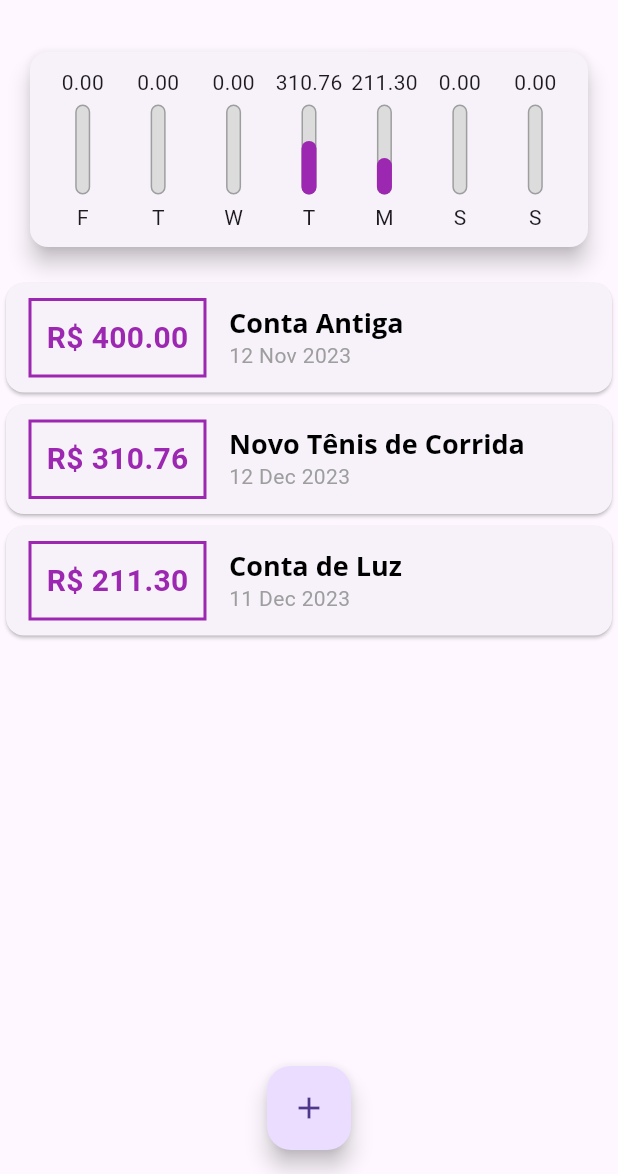
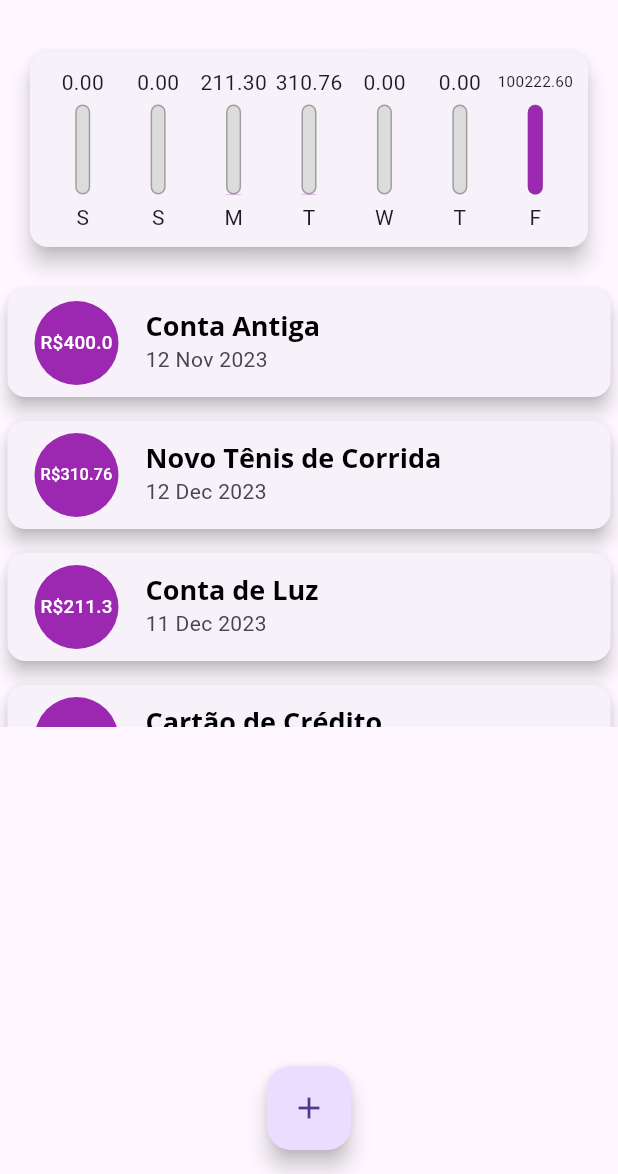
Before and after one commit to Hudsonrb77/DespesasApp_Flutter, a Flutter app: the screen it shows after launch, on a phone screen of 412 x 824 dp, the part 62-1236 px from its top. Run offline on Flutter 3.47's test engine with Material 3 defaults, Android fonts, the phone set to English and light mode, and no system bars.

Commit message:
Melhorando o Chart Widget.

```diff
--- a/lib/components/chart.dart
+++ b/lib/components/chart.dart
@@ -30,7 +30,7 @@ class Chart extends StatelessWidget {
         'day': DateFormat.E().format(weekDay)[0],
         'value': totalSum,
       };
-    });
+    }).reversed.toList();
   }
 
   double get _weekTotalValue {
--- a/lib/components/chart_bar.dart
+++ b/lib/components/chart_bar.dart
@@ -16,8 +16,11 @@ class ChartBar extends StatelessWidget {
   Widget build(BuildContext context) {
     return Column(
       children: [
-        FittedBox(
-          child: Text('${value!.toStringAsFixed(2)}'),
+        SizedBox(
+          height: 20,
+          child: FittedBox(
+            child: Text('${value!.toStringAsFixed(2)}'),
+          ),
         ),
         const SizedBox(height: 5),
         SizedBox(
--- a/lib/components/transaction_list.dart
+++ b/lib/components/transaction_list.dart
@@ -34,45 +34,34 @@ class TransactionList extends StatelessWidget {
               itemBuilder: (ctx, index) {
                 final tr = transactions[index];
                 return Card(
-                  child: Row(
-                    children: [
-                      Container(
+                  elevation: 5,
                   margin: const EdgeInsets.symmetric(
-                          horizontal: 15,
-                          vertical: 10,
+                    vertical: 8,
+                    horizontal: 5,
                   ),
-                        decoration: BoxDecoration(
-                          border: Border.all(
-                            color: Theme.of(context).colorScheme.primary,
-                            width: 2,
-                          ),
-                        ),
-                        padding: const EdgeInsets.all(10),
+                  child: ListTile(
+                    leading: CircleAvatar(
+                      backgroundColor: Colors.purple,
+                      radius: 30,
+                      child: Padding(
+                        padding: const EdgeInsets.all(6),
+                        child: FittedBox(
                           child: Text(
-                          'R\$ ${tr.value.toStringAsFixed(2)}',
-                          style: TextStyle(
-                            fontWeight: FontWeight.bold,
-                            fontSize: 20,
-                            color: Theme.of(context).colorScheme.primary,
+                            'R\$${tr.value}',
+                            style: const TextStyle(
+                              color: Colors.white,
                             ),
                           ),
                         ),
-                      Column(
-                        crossAxisAlignment: CrossAxisAlignment.start,
-                        children: [
-                          Text(
+                      ),
+                    ),
+                    title: Text(
                       tr.title,
                       style: Theme.of(context).textTheme.headline6,
                     ),
-                          Text(
+                    subtitle: Text(
                       DateFormat('d MMM y').format(tr.date),
-                            style: const TextStyle(
-                              color: Colors.grey,
                     ),
-                          ),
-                        ],
-                      ),
-                    ],
                   ),
                 );
               },
--- a/lib/main.dart
+++ b/lib/main.dart
@@ -1,4 +1,3 @@
-import 'package:expenses/components/transaction_form.dart';
 import 'package:flutter/material.dart';
 import 'dart:math';
 import 'components/transaction_form.dart';
@@ -68,6 +67,18 @@ class _MyHomePageState extends State<MyHomePage> {
       value: 211.30,
       date: DateTime.now().subtract(const Duration(days: 4)),
     ),
+    Transaction(
+      id: 't3',
+      title: 'Cartão de Crédito',
+      value: 100211.30,
+      date: DateTime.now(),
+    ),
+    Transaction(
+      id: 't4',
+      title: 'Lanche',
+      value: 11.30,
+      date: DateTime.now(),
+    ),
   ];
 
   List<Transaction> get _recentTransactions {
```
Also changed, not shown: main_final.dart (added, +56 -0 lines). Lines whose indentation alone changed are shown as unchanged.
